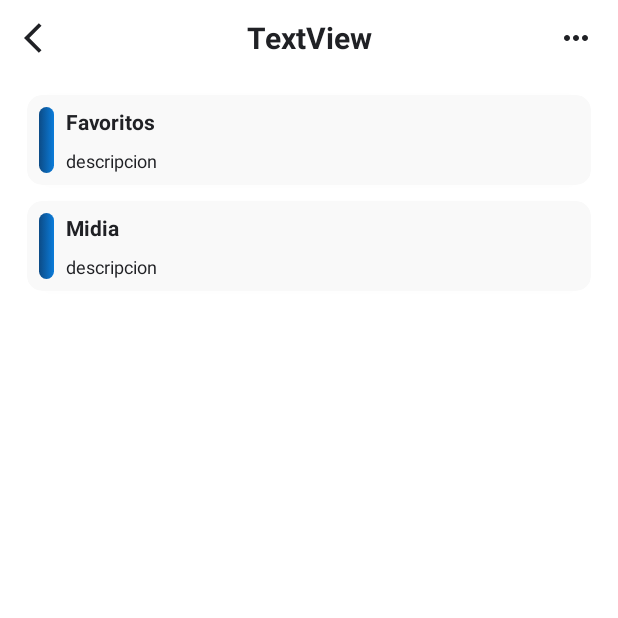
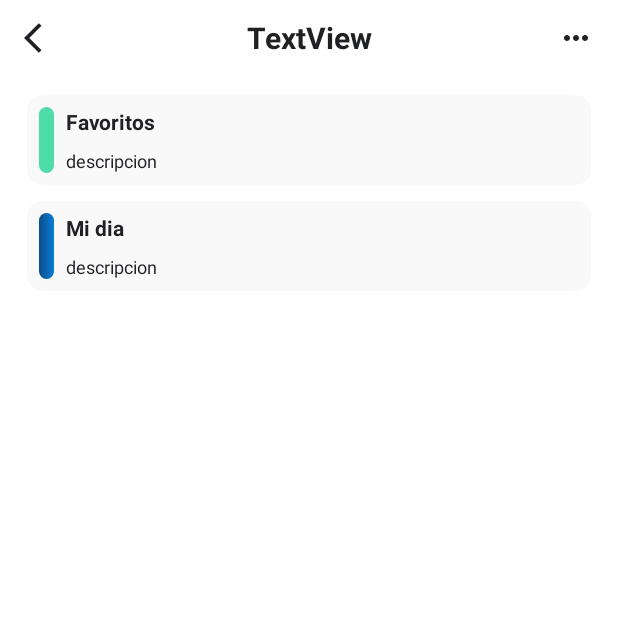
Before and after one commit to johamja/AppProduct, an Android app: the VMCategories screen opened directly, with no data from a screen before it, after a tap on an icon or button, on a phone screen of 412 x 824 dp, the top half of it. Run offline under Robolectric (Android 15) with nearby library versions, the phone set to English and light mode, and no system bars; 1 statement that could not run was skipped.

Commit message:
Rename some classes

```diff
--- a/app/src/main/java/com/example/myapplication/ViewModel/Categories/Adapter/VMCategoriesViewHolder.kt
+++ b/app/src/main/java/com/example/myapplication/ViewModel/Categories/Adapter/VMCategoriesViewHolder.kt
@@ -1,16 +1,30 @@
 package com.example.myapplication.ViewModel.Categories.Adapter
 
+import android.content.res.Resources
+import android.graphics.Color
+import android.graphics.drawable.ColorDrawable
+import android.graphics.drawable.Drawable
+import android.graphics.drawable.DrawableContainer
+import android.provider.Settings.Global.getString
+import android.text.style.BackgroundColorSpan
 import android.view.View
 import android.widget.Button
 import android.widget.ImageView
 import android.widget.TextView
 import android.widget.Toast
 import androidx.constraintlayout.widget.ConstraintSet.Layout
+import androidx.core.content.ContextCompat
+import androidx.core.content.res.ResourcesCompat
+import androidx.core.graphics.alpha
+import androidx.core.graphics.blue
+import androidx.core.graphics.green
+import androidx.core.graphics.red
 import androidx.recyclerview.widget.RecyclerView
 import androidx.recyclerview.widget.RecyclerView.ViewHolder
 import com.example.myapplication.Model.Categories
 import com.example.myapplication.R
 import com.example.myapplication.ViewModel.Categories.VMCategories
+import kotlin.math.absoluteValue
 
 /**
  * es el ecargado de coger los ateibutos y pintarlos
@@ -26,10 +40,23 @@ class VMCategoriesViewHolder(view: View) : RecyclerView.ViewHolder(view) {
         name.text = CategoriesModel.name
         description.text = CategoriesModel.description
 
+        if (CategoriesModel.id == 1){
+            val color: Int = ContextCompat.getColor(button.context, R.color.Theme_color_4);
+            //themem.setBackgroundColor(color)
+            themem.background.setTint(color)
+        } else {
+
+        }
+
+
+
         // el evento de un click
         button.setOnClickListener {
-            Toast.makeText(button.context, "hola", Toast.LENGTH_LONG).show()
+
         }
 
     }
+
+
+
 }
--- a/app/src/main/java/com/example/myapplication/ViewModel/Categories/DeleteCategories.kt
+++ b/app/src/main/java/com/example/myapplication/ViewModel/Categories/VMAddCategories.kt
@@ -4,9 +4,9 @@ import androidx.appcompat.app.AppCompatActivity
 import android.os.Bundle
 import com.example.myapplication.R
 
-class DeleteCategories : AppCompatActivity() {
+class VMAddCategories : AppCompatActivity() {
     override fun onCreate(savedInstanceState: Bundle?) {
         super.onCreate(savedInstanceState)
-        setContentView(R.layout.activity_delete_categories)
+        setContentView(R.layout.activity_add_categories)
     }
 }
--- a/app/src/main/java/com/example/myapplication/ViewModel/Categories/VMCategories.kt
+++ b/app/src/main/java/com/example/myapplication/ViewModel/Categories/VMCategories.kt
@@ -1,5 +1,6 @@
 package com.example.myapplication.ViewModel.Categories
 
+import android.content.Intent
 import android.graphics.Color
 import androidx.appcompat.app.AppCompatActivity
 import android.os.Bundle
@@ -8,13 +9,15 @@ import androidx.recyclerview.widget.RecyclerView
 import com.example.myapplication.Model.Categories
 import com.example.myapplication.R
 import com.example.myapplication.ViewModel.Categories.Adapter.VMCategoriesAdapter
+import com.example.myapplication.ViewModel.Login.CreateAccount
+import com.google.android.material.floatingactionbutton.FloatingActionButton
 
 class VMCategories : AppCompatActivity() {
 
 
     val ListCategories = listOf<Categories>(
-        Categories("Favoritos","descripcion", Color.valueOf(12F, 12F, 12F),12),
-        Categories("Midia","descripcion", Color.valueOf(12F, 12F, 12F),12),
+        Categories("Favoritos","descripcion", Color.valueOf(12F, 12F, 12F),1),
+        Categories("Mi dia","descripcion", Color.valueOf(12F, 12F, 12F),2),
     )
 
 
@@ -22,6 +25,11 @@ class VMCategories : AppCompatActivity() {
         super.onCreate(savedInstanceState)
         setContentView(R.layout.activity_categories)
         initRecyclerView()
+
+        findViewById<FloatingActionButton>(R.id.VMCategories_FloatingButton).setOnClickListener{
+            val intent = Intent(this, VMAddCategories::class.java);
+            startActivity(intent)
+        }
     }
 
     private fun initRecyclerView(){
--- a/app/src/main/java/com/example/myapplication/ViewModel/Categories/AddCategories.kt
+++ b/app/src/main/java/com/example/myapplication/ViewModel/Categories/VMDeleteCategories.kt
@@ -4,9 +4,9 @@ import androidx.appcompat.app.AppCompatActivity
 import android.os.Bundle
 import com.example.myapplication.R
 
-class AddCategories : AppCompatActivity() {
+class VMDeleteCategories : AppCompatActivity() {
     override fun onCreate(savedInstanceState: Bundle?) {
         super.onCreate(savedInstanceState)
-        setContentView(R.layout.activity_add_categories)
+        setContentView(R.layout.activity_delete_categories)
     }
 }
--- a/app/src/main/java/com/example/myapplication/ViewModel/Categories/EditCategories.kt
+++ b/app/src/main/java/com/example/myapplication/ViewModel/Categories/VMEditCategories.kt
@@ -4,7 +4,7 @@ import androidx.appcompat.app.AppCompatActivity
 import android.os.Bundle
 import com.example.myapplication.R
 
-class EditCategories : AppCompatActivity() {
+class VMEditCategories : AppCompatActivity() {
     override fun onCreate(savedInstanceState: Bundle?) {
         super.onCreate(savedInstanceState)
         setContentView(R.layout.activity_edit_categories)
```
